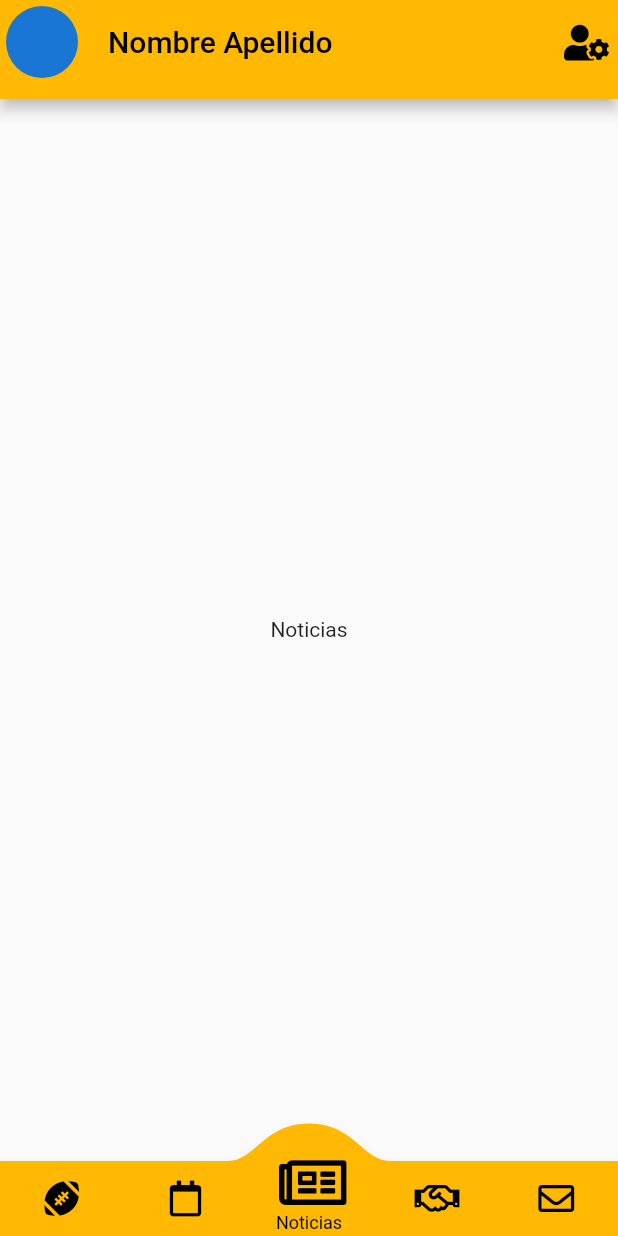
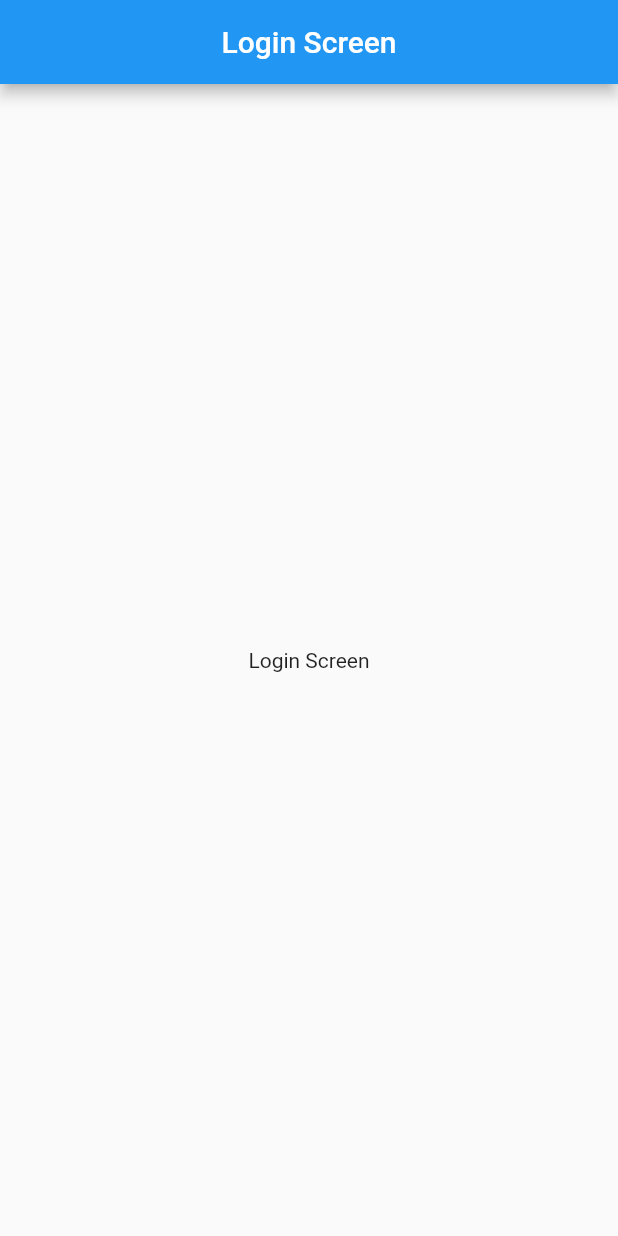
Before and after one commit to mario-monzon/CanesFootballApp, a Flutter app: the screen it shows after launch, on a phone screen of 412 x 824 dp. Run offline on Flutter 3.47's test engine with Material 2 defaults, Android fonts, the phone set to English and light mode, and no system bars; drawn by our look-alikes of convex_bottom_bar; our stand-ins replace font_awesome_flutter.

Commit message:
Login screen created

```diff
--- a/lib/app.dart
+++ b/lib/app.dart
@@ -1,4 +1,4 @@
-import 'package:canes_football_app/screen/home_screen.dart';
+import 'package:canes_football_app/screen/login/login_screen.dart';
 import 'package:flutter/material.dart';
 
 class App extends StatelessWidget {
@@ -6,7 +6,7 @@ class App extends StatelessWidget {
   Widget build(BuildContext context) {
     return MaterialApp(
       title: 'Canes Football',
-      home: HomeScreen(),
+      home: LoginScreen(),
     );
   }
 }
--- /dev/null
+++ b/lib/screen/login/login_screen.dart
@@ -0,0 +1,23 @@
+import 'package:flutter/material.dart';
+
+class LoginScreen extends StatefulWidget {
+  @override
+  _LoginScreenState createState() => _LoginScreenState();
+}
+
+class _LoginScreenState extends State<LoginScreen> {
+  @override
+  Widget build(BuildContext context) {
+    return Scaffold(
+      appBar: AppBar(
+        centerTitle: true,
+        title: Text('Login Screen'),
+      ),
+      body: Container(
+        child: Center(
+          child: Text('Login Screen'),
+        ),
+      ),
+    );
+  }
+}
```
